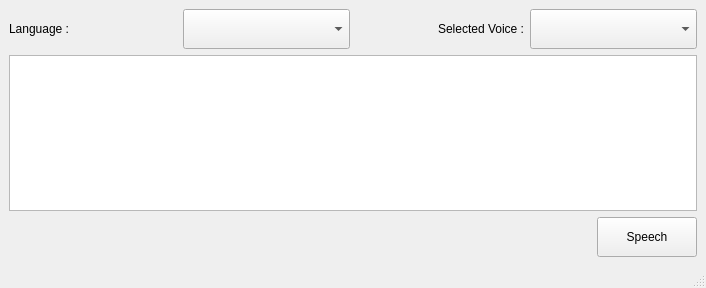
aks-arise1600/Text2Speech, file Text2Speech.ui: the form before one commit.
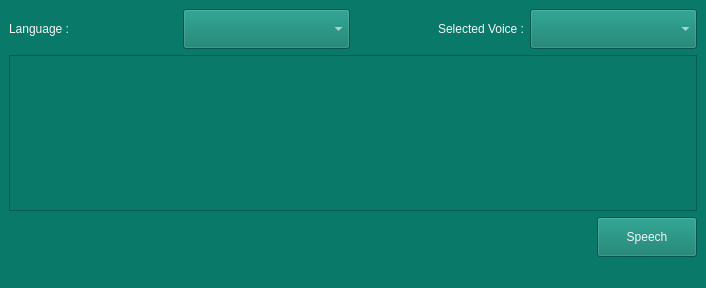
The form after the commit.

The edit to the form file:
```diff
--- a/Text2Speech.ui
+++ b/Text2Speech.ui
@@ -11,7 +11,11 @@
    </rect>
   </property>
   <property name="windowTitle">
-   <string>Text2Speech</string>
+   <string>Text to Speech</string>
+  </property>
+  <property name="styleSheet">
+   <string notr="true">background-color: rgb(9, 121, 105);
+color: rgb(246, 245, 244);</string>
   </property>
   <widget class="QWidget" name="centralwidget">
    <layout class="QVBoxLayout" name="verticalLayout">
```
